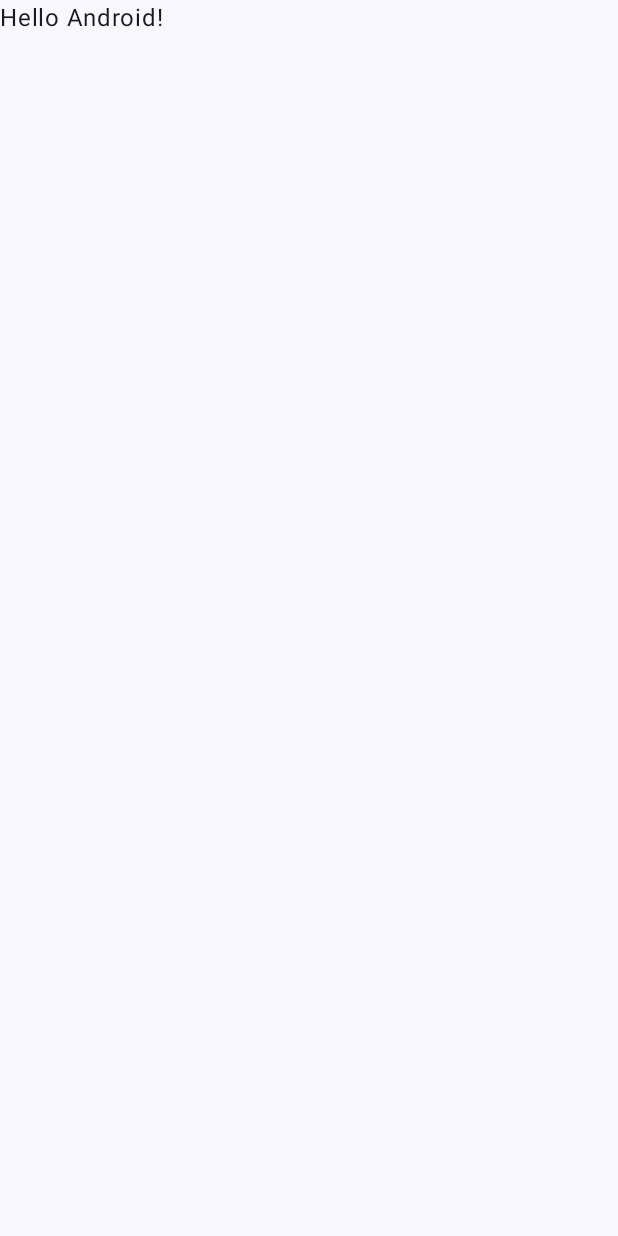
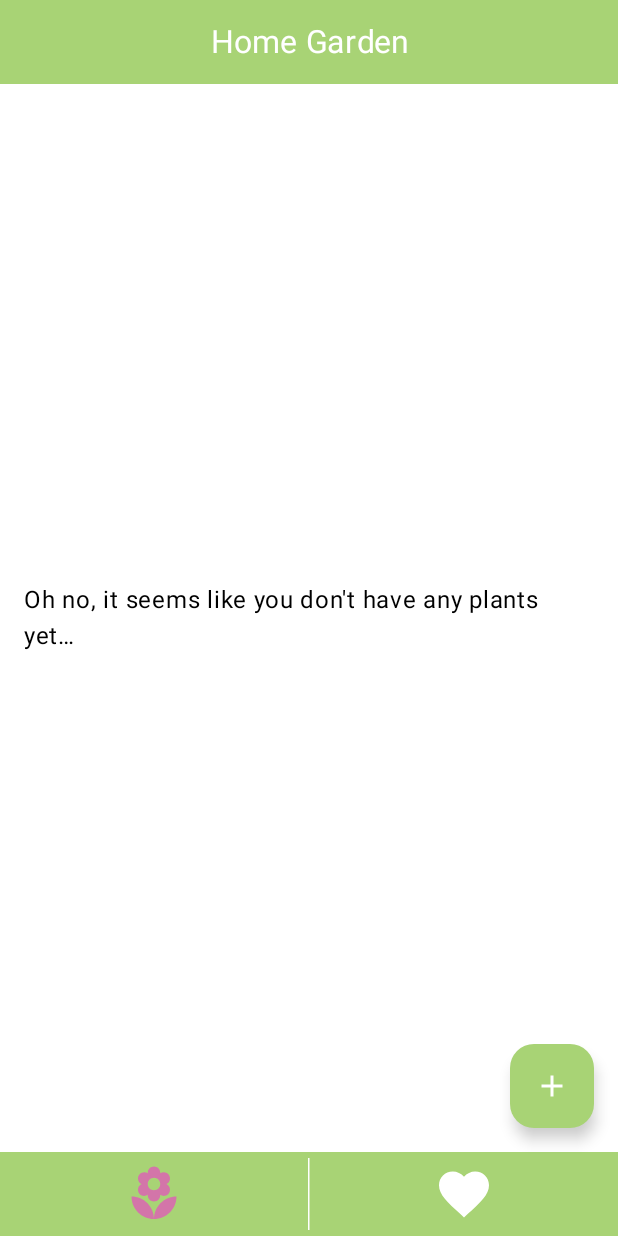
Before and after one commit to k-seb/plants-demo, an Android app built with Jetpack Compose: the screen it shows after launch (MainActivity), on a phone screen of 412 x 824 dp. Before the commit the screen is almost empty. Run offline under Robolectric (Android 15) with nearby library versions, the light colour scheme and no system bars.

Commit message:
added main screen layout based on scaffold layout

```diff
--- a/app/build.gradle.kts
+++ b/app/build.gradle.kts
@@ -54,7 +54,7 @@ dependencies {
     implementation("androidx.core:core-ktx:1.9.0")
     implementation("androidx.lifecycle:lifecycle-runtime-ktx:2.7.0")
     implementation("androidx.activity:activity-compose:1.8.2")
-    implementation(platform("androidx.compose:compose-bom:2023.03.00"))
+    implementation(platform("androidx.compose:compose-bom:2024.02.02"))
     implementation("androidx.compose.ui:ui")
     implementation("androidx.compose.ui:ui-graphics")
     implementation("androidx.compose.ui:ui-tooling-preview")
@@ -62,7 +62,7 @@ dependencies {
     testImplementation("junit:junit:4.13.2")
     androidTestImplementation("androidx.test.ext:junit:1.1.5")
     androidTestImplementation("androidx.test.espresso:espresso-core:3.5.1")
-    androidTestImplementation(platform("androidx.compose:compose-bom:2023.03.00"))
+    androidTestImplementation(platform("androidx.compose:compose-bom:2024.02.02"))
     androidTestImplementation("androidx.compose.ui:ui-test-junit4")
     debugImplementation("androidx.compose.ui:ui-tooling")
     debugImplementation("androidx.compose.ui:ui-test-manifest")
--- a/app/src/main/java/com/seba/plantsorganizer/MainActivity.kt
+++ b/app/src/main/java/com/seba/plantsorganizer/MainActivity.kt
@@ -11,6 +11,7 @@ import androidx.compose.runtime.Composable
 import androidx.compose.ui.Modifier
 import androidx.compose.ui.tooling.preview.Preview
 import androidx.core.splashscreen.SplashScreen.Companion.installSplashScreen
+import com.seba.plantsorganizer.ui.screens.MainAppScreen
 import com.seba.plantsorganizer.ui.theme.PlantsOrganizerTheme
 
 class MainActivity : ComponentActivity() {
@@ -24,7 +25,7 @@ class MainActivity : ComponentActivity() {
                     modifier = Modifier.fillMaxSize(),
                     color = MaterialTheme.colorScheme.background
                 ) {
-                    Greeting("Android")
+                    MainAppScreen()
                 }
             }
         }
--- /dev/null
+++ b/app/src/main/java/com/seba/plantsorganizer/ui/components/BottomBar.kt
@@ -0,0 +1,111 @@
+package com.seba.plantsorganizer.ui.components
+
+import android.content.Context
+import android.widget.Toast
+import androidx.compose.foundation.Image
+import androidx.compose.foundation.background
+import androidx.compose.foundation.clickable
+import androidx.compose.foundation.layout.Arrangement
+import androidx.compose.foundation.layout.Box
+import androidx.compose.foundation.layout.Row
+import androidx.compose.foundation.layout.fillMaxHeight
+import androidx.compose.foundation.layout.fillMaxSize
+import androidx.compose.foundation.layout.fillMaxWidth
+import androidx.compose.foundation.layout.height
+import androidx.compose.foundation.layout.navigationBarsPadding
+import androidx.compose.foundation.layout.padding
+import androidx.compose.foundation.layout.size
+import androidx.compose.material3.VerticalDivider
+import androidx.compose.runtime.Composable
+import androidx.compose.runtime.getValue
+import androidx.compose.runtime.mutableStateOf
+import androidx.compose.runtime.remember
+import androidx.compose.runtime.setValue
+import androidx.compose.ui.Alignment
+import androidx.compose.ui.Modifier
+import androidx.compose.ui.graphics.ColorFilter
+import androidx.compose.ui.platform.LocalContext
+import androidx.compose.ui.res.colorResource
+import androidx.compose.ui.res.dimensionResource
+import androidx.compose.ui.res.painterResource
+import androidx.compose.ui.res.stringResource
+import androidx.compose.ui.tooling.preview.Preview
+import androidx.compose.ui.unit.dp
+import com.seba.plantsorganizer.R
+
+@Composable
+fun BottomBarItem(
+    modifier: Modifier = Modifier,
+    drawableId: Int,
+    descriptionStringId: Int,
+    isSelected: Boolean,
+) {
+    Box(
+        modifier = modifier.size(dimensionResource(id = R.dimen.app_bar_height))
+    ) {
+        Image(
+            modifier = modifier
+                .fillMaxSize()
+                .padding(8.dp),
+            painter = painterResource(id = drawableId),
+            contentDescription = stringResource(id = descriptionStringId),
+            colorFilter = if (isSelected) ColorFilter.tint(colorResource(id = R.color.tab_selected_color)) else ColorFilter.tint(
+                colorResource(id = R.color.white)
+            )
+        )
+    }
+}
+
+@Preview(showBackground = true)
+@Composable
+fun BottomBar() {
+    val context = LocalContext.current
+    Row(
+        modifier = Modifier
+            .fillMaxWidth()
+            .navigationBarsPadding()
+            .height(dimensionResource(id = R.dimen.app_bar_height))
+            .background(color = colorResource(id = R.color.app_main_color)),
+        horizontalArrangement = Arrangement.SpaceEvenly,
+        verticalAlignment = Alignment.CenterVertically
+    ) {
+        var isPlantsClicked by remember { mutableStateOf(true) }
+        var isFavouritesClicked by remember { mutableStateOf(false) }
+
+        BottomBarItem(
+            modifier = Modifier
+                .weight(1f)
+                .clickable {
+                    isPlantsClicked = true
+                    isFavouritesClicked = false
+                    onTabClicked(context, context.getString(R.string.tab_home))
+                },
+            drawableId = R.drawable.ic_flower,
+            descriptionStringId = R.string.plant_content_description,
+            isSelected = isPlantsClicked,
+        )
+
+        VerticalDivider(
+            color = colorResource(id = R.color.white), thickness = 1.dp, modifier = Modifier
+                .fillMaxHeight()
+                .padding(vertical = 4.dp)
+        )
+
+        BottomBarItem(
+            modifier = Modifier
+                .weight(1f)
+                .clickable {
+                    isPlantsClicked = false
+                    isFavouritesClicked = true
+                    onTabClicked(context, context.getString(R.string.tab_favourites))
+                },
+            drawableId = R.drawable.ic_favourite,
+            descriptionStringId = R.string.favourites_content_description,
+            isSelected = isFavouritesClicked,
+        )
+    }
+}
+
+private fun onTabClicked(context: Context, text: String) {
+    Toast.makeText(context, text, Toast.LENGTH_SHORT).show()
+}
--- /dev/null
+++ b/app/src/main/java/com/seba/plantsorganizer/ui/components/TopBar.kt
@@ -0,0 +1,42 @@
+package com.seba.plantsorganizer.ui.components
+
+import androidx.compose.foundation.background
+import androidx.compose.foundation.layout.Row
+import androidx.compose.foundation.layout.fillMaxWidth
+import androidx.compose.foundation.layout.height
+import androidx.compose.foundation.layout.statusBarsPadding
+import androidx.compose.foundation.layout.wrapContentHeight
+import androidx.compose.material3.Text
+import androidx.compose.runtime.Composable
+import androidx.compose.ui.Alignment
+import androidx.compose.ui.Modifier
+import androidx.compose.ui.res.colorResource
+import androidx.compose.ui.res.dimensionResource
+import androidx.compose.ui.res.stringResource
+import androidx.compose.ui.text.font.FontStyle
+import androidx.compose.ui.text.style.TextAlign
+import androidx.compose.ui.tooling.preview.Preview
+import androidx.compose.ui.unit.sp
+import com.seba.plantsorganizer.R
+
+@Preview(showBackground = true)
+@Composable
+fun TopBar() {
+    Row(
+        modifier = Modifier
+            .fillMaxWidth()
+            .statusBarsPadding()
+            .height(dimensionResource(id = R.dimen.app_bar_height))
+            .background(color = colorResource(id = R.color.app_main_color))
+            .wrapContentHeight(align = Alignment.CenterVertically)
+    ) {
+        Text(
+            text = stringResource(id = R.string.top_bar_title),
+            textAlign = TextAlign.Center,
+            color = colorResource(id = R.color.white),
+            modifier = Modifier.fillMaxWidth(),
+            fontStyle = FontStyle.Normal,
+            fontSize = 21.sp
+        )
+    }
+}
--- /dev/null
+++ b/app/src/main/java/com/seba/plantsorganizer/ui/screens/MainAppScreen.kt
@@ -0,0 +1,85 @@
+package com.seba.plantsorganizer.ui.screens
+
+import android.widget.Toast
+import androidx.compose.foundation.layout.Box
+import androidx.compose.foundation.layout.Column
+import androidx.compose.foundation.layout.fillMaxSize
+import androidx.compose.foundation.layout.padding
+import androidx.compose.material.icons.Icons
+import androidx.compose.material.icons.filled.Add
+import androidx.compose.material3.FloatingActionButton
+import androidx.compose.material3.Icon
+import androidx.compose.material3.Scaffold
+import androidx.compose.material3.Text
+import androidx.compose.runtime.Composable
+import androidx.compose.ui.Alignment
+import androidx.compose.ui.Modifier
+import androidx.compose.ui.platform.LocalContext
+import androidx.compose.ui.res.colorResource
+import androidx.compose.ui.res.stringResource
+import androidx.compose.ui.tooling.preview.Preview
+import androidx.compose.ui.unit.dp
+import com.seba.plantsorganizer.R
+import com.seba.plantsorganizer.ui.components.BottomBar
+import com.seba.plantsorganizer.ui.components.TopBar
+
+@Preview(showBackground = true)
+@Composable
+fun MainAppScreen() {
+    val context = LocalContext.current
+
+    Scaffold(
+        topBar = { TopBar() },
+        bottomBar = {
+            BottomBar()
+        },
+        containerColor = colorResource(id = R.color.white),
+        floatingActionButton = {
+            FloatingActionButton(
+                onClick = {
+                    Toast.makeText(
+                        context,
+                        "you will be redirected to add plant screen soon",
+                        Toast.LENGTH_SHORT
+                    ).show()
+                },
+                containerColor = colorResource(id = R.color.app_main_color)
+            ) {
+                Icon(
+                    Icons.Default.Add,
+                    contentDescription = "Add",
+                    tint = colorResource(id = R.color.white)
+                )
+            }
+        }
+    ) { innerPadding ->
+        val plantsList = emptyList<String>()
+
+        if (plantsList.isEmpty()) {
+            EmptyList()
+        } else {
+            Column(modifier = Modifier
+                .fillMaxSize()
+                .padding(innerPadding)) {
+
+            }
+            //TODO list view
+        }
+    }
+}
+
+@Preview(showBackground = true)
+@Composable
+fun EmptyList() {
+    Box(
+        modifier = Modifier
+            .padding(16.dp)
+            .fillMaxSize(),
+        contentAlignment = Alignment.Center
+    ) {
+        Text(
+            text = stringResource(id = R.string.empty_list_text),
+            color = colorResource(id = R.color.black)
+        )
+    }
+}
--- a/app/src/main/java/com/seba/plantsorganizer/ui/theme/Theme.kt
+++ b/app/src/main/java/com/seba/plantsorganizer/ui/theme/Theme.kt
@@ -53,14 +53,6 @@ fun PlantsOrganizerTheme(
         darkTheme -> DarkColorScheme
         else -> LightColorScheme
     }
-    val view = LocalView.current
-    if (!view.isInEditMode) {
-        SideEffect {
-            val window = (view.context as Activity).window
-            window.statusBarColor = colorScheme.primary.toArgb()
-            WindowCompat.getInsetsController(window, view).isAppearanceLightStatusBars = darkTheme
-        }
-    }
 
     MaterialTheme(
         colorScheme = colorScheme,
--- /dev/null
+++ b/app/src/main/res/drawable/ic_favourite.xml
@@ -0,0 +1,5 @@
+<vector android:height="24dp" android:tint="#FFFFFF"
+    android:viewportHeight="24" android:viewportWidth="24"
+    android:width="24dp" xmlns:android="http://schemas.android.com/apk/res/android">
+    <path android:fillColor="@android:color/white" android:pathData="M12,21.35l-1.45,-1.32C5.4,15.36 2,12.28 2,8.5 2,5.42 4.42,3 7.5,3c1.74,0 3.41,0.81 4.5,2.09C13.09,3.81 14.76,3 16.5,3 19.58,3 22,5.42 22,8.5c0,3.78 -3.4,6.86 -8.55,11.54L12,21.35z"/>
+</vector>
--- /dev/null
+++ b/app/src/main/res/drawable/ic_flower.xml
@@ -0,0 +1,5 @@
+<vector android:height="24dp" android:tint="#FFFFFF"
+    android:viewportHeight="24" android:viewportWidth="24"
+    android:width="24dp" xmlns:android="http://schemas.android.com/apk/res/android">
+    <path android:fillColor="@android:color/white" android:pathData="M12,22c4.97,0 9,-4.03 9,-9 -4.97,0 -9,4.03 -9,9zM5.6,10.25c0,1.38 1.12,2.5 2.5,2.5 0.53,0 1.01,-0.16 1.42,-0.44l-0.02,0.19c0,1.38 1.12,2.5 2.5,2.5s2.5,-1.12 2.5,-2.5l-0.02,-0.19c0.4,0.28 0.89,0.44 1.42,0.44 1.38,0 2.5,-1.12 2.5,-2.5 0,-1 -0.59,-1.85 -1.43,-2.25 0.84,-0.4 1.43,-1.25 1.43,-2.25 0,-1.38 -1.12,-2.5 -2.5,-2.5 -0.53,0 -1.01,0.16 -1.42,0.44l0.02,-0.19C14.5,2.12 13.38,1 12,1S9.5,2.12 9.5,3.5l0.02,0.19c-0.4,-0.28 -0.89,-0.44 -1.42,-0.44 -1.38,0 -2.5,1.12 -2.5,2.5 0,1 0.59,1.85 1.43,2.25 -0.84,0.4 -1.43,1.25 -1.43,2.25zM12,5.5c1.38,0 2.5,1.12 2.5,2.5s-1.12,2.5 -2.5,2.5S9.5,9.38 9.5,8s1.12,-2.5 2.5,-2.5zM3,13c0,4.97 4.03,9 9,9 0,-4.97 -4.03,-9 -9,-9z"/>
+</vector>
--- a/app/src/main/res/values/colors.xml
+++ b/app/src/main/res/values/colors.xml
@@ -7,4 +7,8 @@
     <color name="teal_700">#FF018786</color>
     <color name="black">#FF000000</color>
     <color name="white">#FFFFFFFF</color>
+    <color name="gray">#808080</color>
+
+    <color name="app_main_color">#A8D375</color>
+    <color name="tab_selected_color">#d375a9</color>
 </resources>
--- /dev/null
+++ b/app/src/main/res/values/dimens.xml
@@ -0,0 +1,4 @@
+<?xml version="1.0" encoding="utf-8"?>
+<resources>
+    <dimen name="app_bar_height">56dp</dimen>
+</resources>
--- a/app/src/main/res/values/strings.xml
+++ b/app/src/main/res/values/strings.xml
@@ -1,3 +1,12 @@
 <resources>
     <string name="app_name">Plants Organizer</string>
+
+    <string name="tab_home">Plants</string>
+    <string name="tab_favourites">Favourites</string>
+    <string name="top_bar_title">Home Garden</string>
+
+    <string name="empty_list_text">Oh no, it seems like you don\'t have any plants yet…</string>
+
+    <string name="plant_content_description">Plant image</string>
+    <string name="favourites_content_description">Heart icon</string>
 </resources>
--- a/app/src/main/res/values/themes.xml
+++ b/app/src/main/res/values/themes.xml
@@ -1,11 +1,13 @@
 <?xml version="1.0" encoding="utf-8"?>
 <resources>
 
-    <style name="Theme.PlantsOrganizer" parent="android:Theme.Material.Light.NoActionBar" />
+    <style name="Theme.PlantsOrganizer" parent="android:Theme.Material.Light.NoActionBar">
+        <item name="android:statusBarColor">@color/app_main_color</item>
+        <item name="android:windowLightStatusBar">true</item>
+    </style>
 
     <style name="Theme.PlantsOrganizer.Starting" parent="Theme.SplashScreen.IconBackground">
         <item name="android:windowBackground">@color/white</item>
-        <item name="android:windowSplashScreenAnimatedIcon">@mipmap/ic_launcher</item>
         <item name="postSplashScreenTheme">@style/Theme.PlantsOrganizer</item>
     </style>
 </resources>
```
Also changed, not shown: app/src/main/java/com/seba/plantsorganizer/ui/components/PlantsListItem.kt (added, +72 -0 lines), 1 other file.
